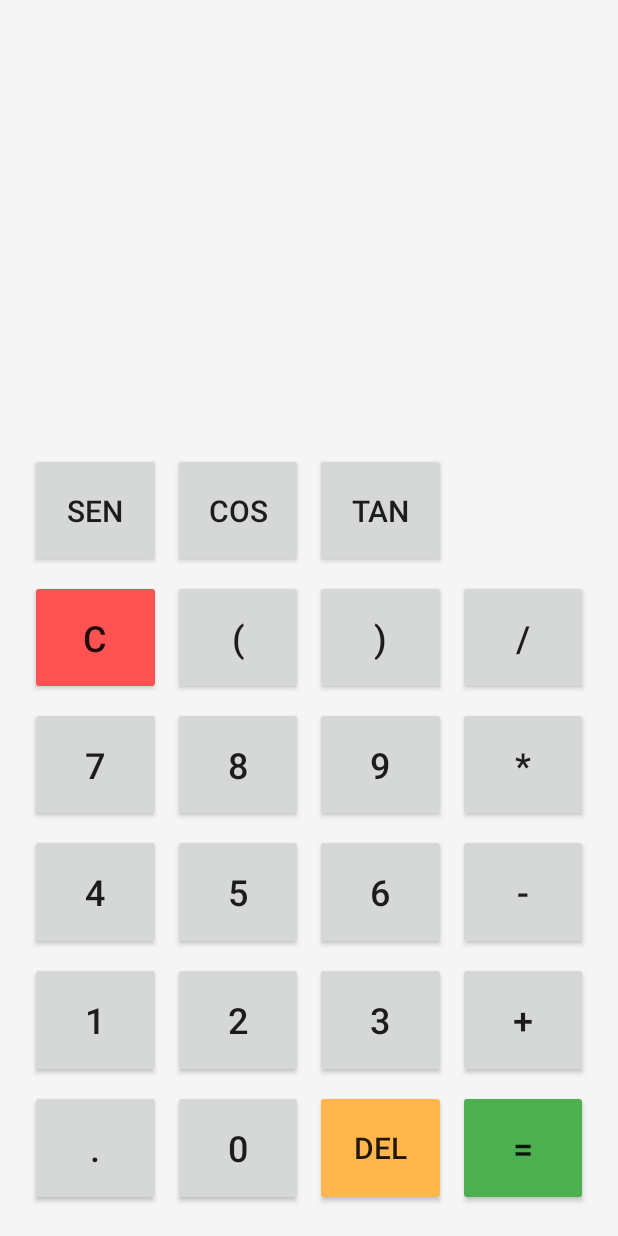
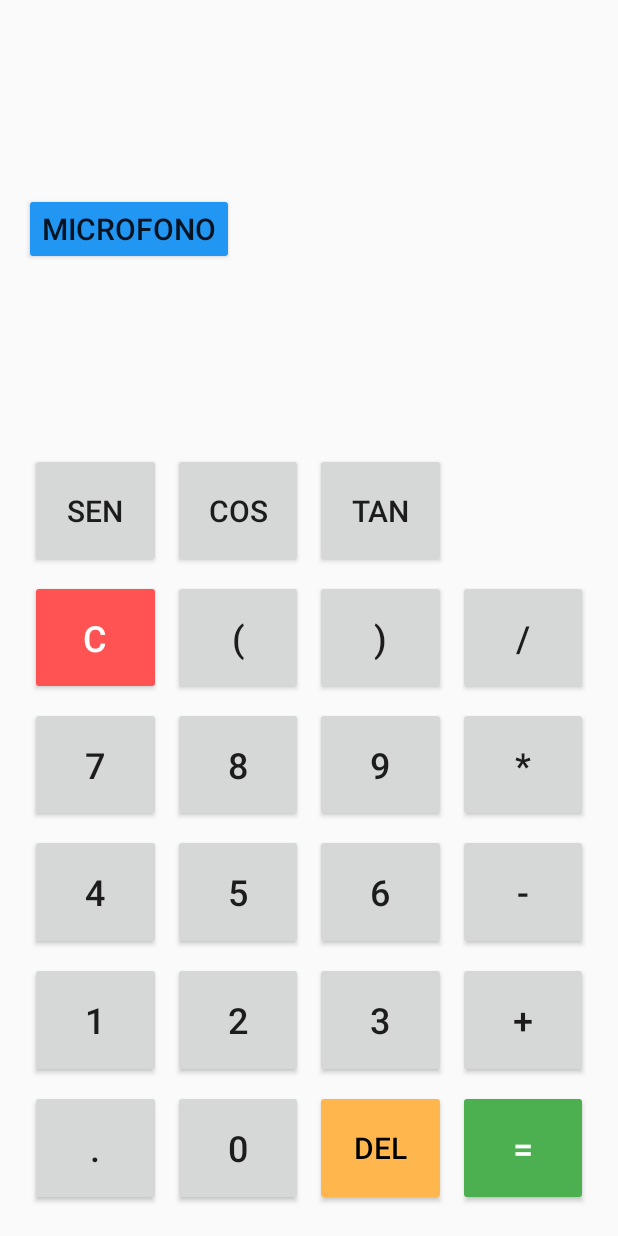
Before and after one commit to daniruiz004dr4/proyecto_android_studio_isw28, an Android app built with Jetpack Compose: the screen it shows after launch (MainActivity), on a phone screen of 412 x 824 dp. Run offline under Robolectric (Android 15) with nearby library versions, the phone set to English and light mode, and no system bars.

Commit message:
calculadora cientifica con Microfono

```diff
--- a/app/src/main/AndroidManifest.xml
+++ b/app/src/main/AndroidManifest.xml
@@ -11,14 +11,18 @@
         android:roundIcon="@mipmap/ic_launcher_round"
         android:supportsRtl="true"
         android:theme="@style/Theme.Proyecto_android_studio_isw28">
+
         <activity
             android:name="com.example.proyecto_android_studio_isw28.MainActivity"
             android:exported="true"
-            android:theme="@style/Theme.AppCompat.Light.NoActionBar">
+            android:theme="@style/Theme.AppCompat.DayNight.NoActionBar"
+            tools:ignore="MissingClass">
+
             <intent-filter>
                 <action android:name="android.intent.action.MAIN" />
                 <category android:name="android.intent.category.LAUNCHER" />
             </intent-filter>
+
         </activity>
     </application>
 
--- a/app/src/main/res/layout/activity_main.xml
+++ b/app/src/main/res/layout/activity_main.xml
@@ -4,17 +4,34 @@
     android:layout_height="match_parent"
     android:orientation="vertical"
     android:padding="16dp"
-    android:background="#F5F5F5">
+    android:background="?android:attr/colorBackground">
 
-    <TextView
-        android:id="@+id/tvExpression"
+    <LinearLayout
         android:layout_width="match_parent"
         android:layout_height="0dp"
         android:layout_weight="1"
-        android:gravity="end|bottom"
-        android:padding="16dp"
-        android:textSize="32sp"
-        android:textColor="#555555" />
+        android:orientation="horizontal"
+        android:gravity="bottom|center_vertical">
+
+        <Button
+            android:id="@+id/btnMic"
+            android:layout_width="wrap_content"
+            android:layout_height="wrap_content"
+            android:text="Microfono"
+            android:textSize="20sp"
+            android:backgroundTint="#2196F3"
+            android:layout_marginEnd="8dp"/>
+
+        <TextView
+            android:id="@+id/tvExpression"
+            android:layout_width="0dp"
+            android:layout_height="wrap_content"
+            android:layout_weight="1"
+            android:gravity="end"
+            android:padding="16dp"
+            android:textSize="32sp"
+            android:textColor="?android:attr/textColorSecondary" />
+    </LinearLayout>
 
     <TextView
         android:id="@+id/tvResult"
@@ -24,7 +41,7 @@
         android:padding="16dp"
         android:textSize="48sp"
         android:textStyle="bold"
-        android:textColor="#000000"
+        android:textColor="?android:attr/textColorPrimary"
         android:layout_marginBottom="16dp"/>
 
     <GridLayout
@@ -41,7 +58,7 @@
         <Space android:layout_width="0dp" android:layout_height="0dp" android:layout_columnWeight="1" android:layout_rowWeight="1" android:layout_margin="4dp"/>
 
         <!-- Fila 1 -->
-        <Button android:id="@+id/btnC" android:text="C" android:layout_width="0dp" android:layout_height="0dp" android:layout_columnWeight="1" android:layout_rowWeight="1" android:textSize="24sp" android:layout_margin="4dp" android:backgroundTint="#FF5252"/>
+        <Button android:id="@+id/btnC" android:text="C" android:layout_width="0dp" android:layout_height="0dp" android:layout_columnWeight="1" android:layout_rowWeight="1" android:textSize="24sp" android:layout_margin="4dp" android:backgroundTint="#FF5252" android:textColor="#FFFFFF"/>
         <Button android:id="@+id/btnOpen" android:text="(" android:layout_width="0dp" android:layout_height="0dp" android:layout_columnWeight="1" android:layout_rowWeight="1" android:textSize="24sp" android:layout_margin="4dp"/>
         <Button android:id="@+id/btnClose" android:text=")" android:layout_width="0dp" android:layout_height="0dp" android:layout_columnWeight="1" android:layout_rowWeight="1" android:textSize="24sp" android:layout_margin="4dp"/>
         <Button android:id="@+id/btnDiv" android:text="/" android:layout_width="0dp" android:layout_height="0dp" android:layout_columnWeight="1" android:layout_rowWeight="1" android:textSize="24sp" android:layout_margin="4dp"/>
@@ -67,8 +84,7 @@
         <!-- Fila 5 -->
         <Button android:id="@+id/btnDot" android:text="." android:layout_width="0dp" android:layout_height="0dp" android:layout_columnWeight="1" android:layout_rowWeight="1" android:textSize="24sp" android:layout_margin="4dp"/>
         <Button android:id="@+id/btn0" android:text="0" android:layout_width="0dp" android:layout_height="0dp" android:layout_columnWeight="1" android:layout_rowWeight="1" android:textSize="24sp" android:layout_margin="4dp"/>
-        <Button android:id="@+id/btnDel" android:text="Del" android:layout_width="0dp" android:layout_height="0dp" android:layout_columnWeight="1" android:layout_rowWeight="1" android:textSize="20sp" android:layout_margin="4dp" android:backgroundTint="#FFB74D"/>
-        <Button android:id="@+id/btnEquals" android:text="=" android:layout_width="0dp" android:layout_height="0dp" android:layout_columnWeight="1" android:layout_rowWeight="1" android:textSize="24sp" android:layout_margin="4dp" android:backgroundTint="#4CAF50"/>
+        <Button android:id="@+id/btnDel" android:text="Del" android:layout_width="0dp" android:layout_height="0dp" android:layout_columnWeight="1" android:layout_rowWeight="1" android:textSize="20sp" android:layout_margin="4dp" android:backgroundTint="#FFB74D" android:textColor="#000000"/>
+        <Button android:id="@+id/btnEquals" android:text="=" android:layout_width="0dp" android:layout_height="0dp" android:layout_columnWeight="1" android:layout_rowWeight="1" android:textSize="24sp" android:layout_margin="4dp" android:backgroundTint="#4CAF50" android:textColor="#FFFFFF"/>
     </GridLayout>
-
 </LinearLayout>
```
Also changed, not shown: app/src/main/java/MainActivity.kt (renamed from app/src/main/java/com/example/proyecto_android_studio_isw28/MainActivity.kt, +73 -7 lines).
